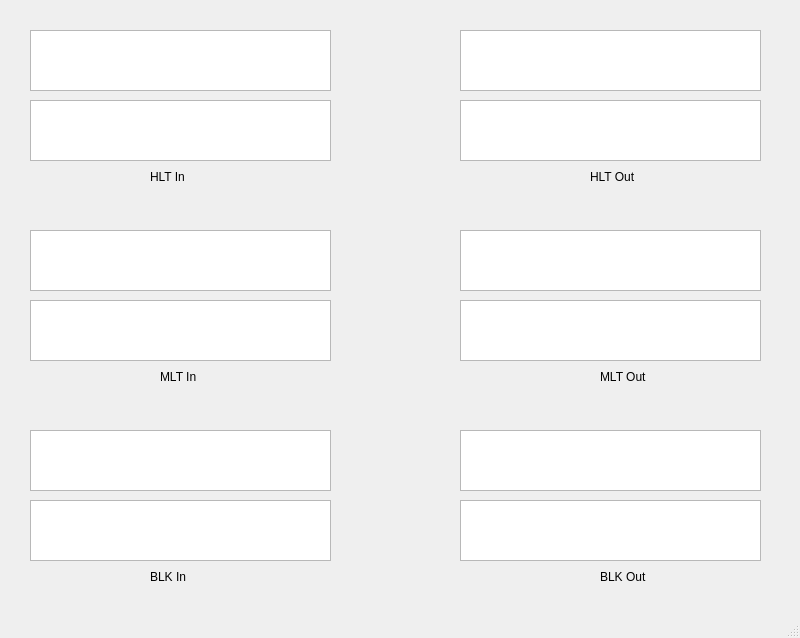
Qt form UI/AutomatedBreweryUI/flowtestui.ui (Bobstin/AutomatedBrewery) before a commit.
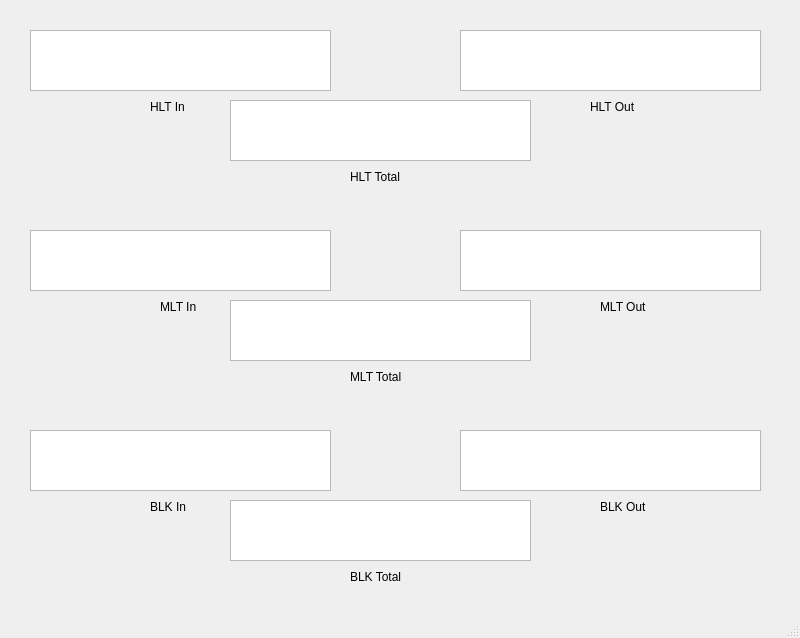
The same form after that commit. Custom widgets are drawn as their Qt base class.

What changed in the file:
```diff
--- a/UI/AutomatedBreweryUI/flowtestui.ui
+++ b/UI/AutomatedBreweryUI/flowtestui.ui
@@ -78,8 +78,8 @@
     <property name="geometry">
      <rect>
       <x>150</x>
-      <y>170</y>
-      <width>47</width>
+      <y>100</y>
+      <width>60</width>
       <height>13</height>
      </rect>
     </property>
@@ -91,8 +91,8 @@
     <property name="geometry">
      <rect>
       <x>590</x>
-      <y>170</y>
-      <width>47</width>
+      <y>100</y>
+      <width>60</width>
       <height>13</height>
      </rect>
     </property>
@@ -104,8 +104,8 @@
     <property name="geometry">
      <rect>
       <x>160</x>
-      <y>370</y>
-      <width>47</width>
+      <y>300</y>
+      <width>60</width>
       <height>13</height>
      </rect>
     </property>
@@ -117,8 +117,8 @@
     <property name="geometry">
      <rect>
       <x>600</x>
-      <y>370</y>
-      <width>47</width>
+      <y>300</y>
+      <width>60</width>
       <height>13</height>
      </rect>
     </property>
@@ -130,8 +130,8 @@
     <property name="geometry">
      <rect>
       <x>150</x>
-      <y>570</y>
-      <width>47</width>
+      <y>500</y>
+      <width>60</width>
       <height>13</height>
      </rect>
     </property>
@@ -143,8 +143,8 @@
     <property name="geometry">
      <rect>
       <x>600</x>
-      <y>570</y>
-      <width>47</width>
+      <y>500</y>
+      <width>60</width>
       <height>13</height>
      </rect>
     </property>
@@ -152,41 +152,50 @@
      <string>BLK Out</string>
     </property>
    </widget>
-   <widget class="PlotWidget" name="HLT_In_2">
+   <widget class="QLabel" name="label_7">
     <property name="geometry">
      <rect>
-      <x>30</x>
-      <y>100</y>
-      <width>301</width>
-      <height>61</height>
+      <x>350</x>
+      <y>570</y>
+      <width>70</width>
+      <height>13</height>
      </rect>
     </property>
+    <property name="text">
+     <string>BLK Total</string>
+    </property>
    </widget>
-   <widget class="PlotWidget" name="HLT_Out_2">
+   <widget class="QLabel" name="label_8">
     <property name="geometry">
      <rect>
-      <x>460</x>
-      <y>100</y>
-      <width>301</width>
-      <height>61</height>
+      <x>350</x>
+      <y>170</y>
+      <width>70</width>
+      <height>13</height>
      </rect>
     </property>
+    <property name="text">
+     <string>HLT Total</string>
+    </property>
    </widget>
-   <widget class="PlotWidget" name="MLT_In_2">
+   <widget class="QLabel" name="label_9">
     <property name="geometry">
      <rect>
-      <x>30</x>
-      <y>300</y>
-      <width>301</width>
-      <height>61</height>
+      <x>350</x>
+      <y>370</y>
+      <width>70</width>
+      <height>13</height>
      </rect>
     </property>
+    <property name="text">
+     <string>MLT Total</string>
+    </property>
    </widget>
    <widget class="PlotWidget" name="MLT_Out_2">
     <property name="geometry">
      <rect>
-      <x>460</x>
-      <y>300</y>
+      <x>230</x>
+      <y>100</y>
       <width>301</width>
       <height>61</height>
      </rect>
@@ -195,8 +204,8 @@
    <widget class="PlotWidget" name="BLK_In_2">
     <property name="geometry">
      <rect>
-      <x>30</x>
-      <y>500</y>
+      <x>230</x>
+      <y>300</y>
       <width>301</width>
       <height>61</height>
      </rect>
@@ -205,7 +214,7 @@
    <widget class="PlotWidget" name="BLK_Out_2">
     <property name="geometry">
      <rect>
-      <x>460</x>
+      <x>230</x>
       <y>500</y>
       <width>301</width>
       <height>61</height>
```
Left out of the diff: 6 changed lines with no effect on the pictures.
